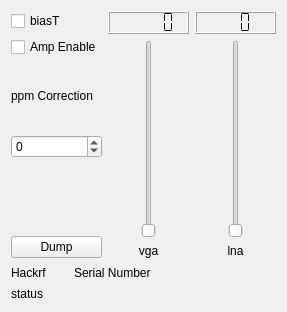
The window that sources/devices/hackrf-handler/hackrf-widget.ui (JvanKatwijk/qt-dab) describes before a commit, drawn with Qt 5.
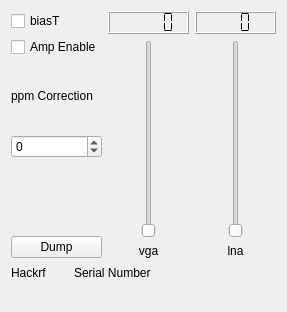
The same window after the commit.

Patch:
```diff
--- a/sources/devices/hackrf-handler/hackrf-widget.ui
+++ b/sources/devices/hackrf-handler/hackrf-widget.ui
@@ -190,7 +190,7 @@
    <item>
     <widget class="QLabel" name="statusLabel">
      <property name="text">
-      <string>status</string>
+      <string/>
      </property>
     </widget>
    </item>
```
